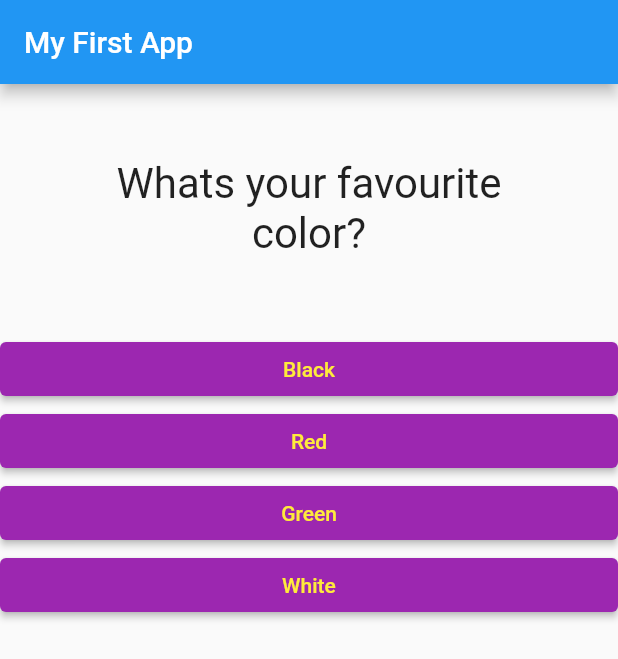
After one commit to kmjaman/flutter-app, a Flutter app: the screen it shows after launch, on a phone screen of 412 x 824 dp. The commit adds this screen. Shown: the top 659 px of the screen. Run offline on Flutter 3.47's test engine with Material 2 defaults, Android fonts, the phone set to English and light mode, and no system bars.

Commit message:
cleaned code

```diff
--- a/lib/main.dart
+++ b/lib/main.dart
@@ -1,6 +1,6 @@
 import 'package:flutter/material.dart';
-import './question.dart';
-import './answer.dart';
+import './quiz.dart';
+import './result.dart';
 
 void main() => runApp(MyApp());
 
@@ -19,7 +19,7 @@ class MyApp extends StatefulWidget {
 
 class _MyAppState extends State<MyApp> {
 
-  final List questions = [
+  final List<Map<String, Object>> _questions = [
       {
         'questionText': 'What\s your favourite color?', 'answer': ['Black', 'Red', 'Green', 'White'],
       },
@@ -40,7 +40,7 @@ class _MyAppState extends State<MyApp> {
     });
     print(_questionIndex);
 
-    if (_questionIndex < questions.length){
+    if (_questionIndex < _questions.length){
       print('There are more questions!');
     } else{
       print('No more question available');
@@ -55,19 +55,10 @@ class _MyAppState extends State<MyApp> {
         appBar: AppBar(
           title: Text('My First App'),
           ),
-          body: _questionIndex < questions.length ? Column(
-            children: [
-              Question(
-                questions[_questionIndex]['questionText'],
-              ),
-              ...(questions[_questionIndex]['answer'] as List<String>).map((answer) {
-                return Answer(_answerQuestion, answer);
-              }).toList()
-            ],
-          )
-          : Center(child: Text('Completed!'),
+          body: _questionIndex < _questions.length
+          ? Quiz(answerQuestion: _answerQuestion, questionIndex: _questionIndex, questions: _questions,)
+          : Result(),
         ),
-      ),
-    );
+      );
   }
 }
--- /dev/null
+++ b/lib/quiz.dart
@@ -0,0 +1,31 @@
+import 'package:flutter/material.dart';
+
+import './question.dart';
+import './answer.dart';
+
+
+class Quiz extends StatelessWidget {
+  var questions;
+  var questionIndex;
+  var answerQuestion;
+
+  Quiz(
+    {@required this.questions,
+    @required this.answerQuestion,
+    @required this.questionIndex});
+
+
+  @override
+  Widget build(BuildContext context) {
+    return Column(
+            children: [
+              Question(
+                questions[questionIndex]['questionText'],
+              ),
+              ...(questions[questionIndex]['answer'] as List<String>).map((answer) {
+                return Answer(answerQuestion, answer);
+              }).toList()
+            ],
+          );
+  }
+}
```
Also changed, not shown: lib/result.dart (added, +9 -0 lines).
